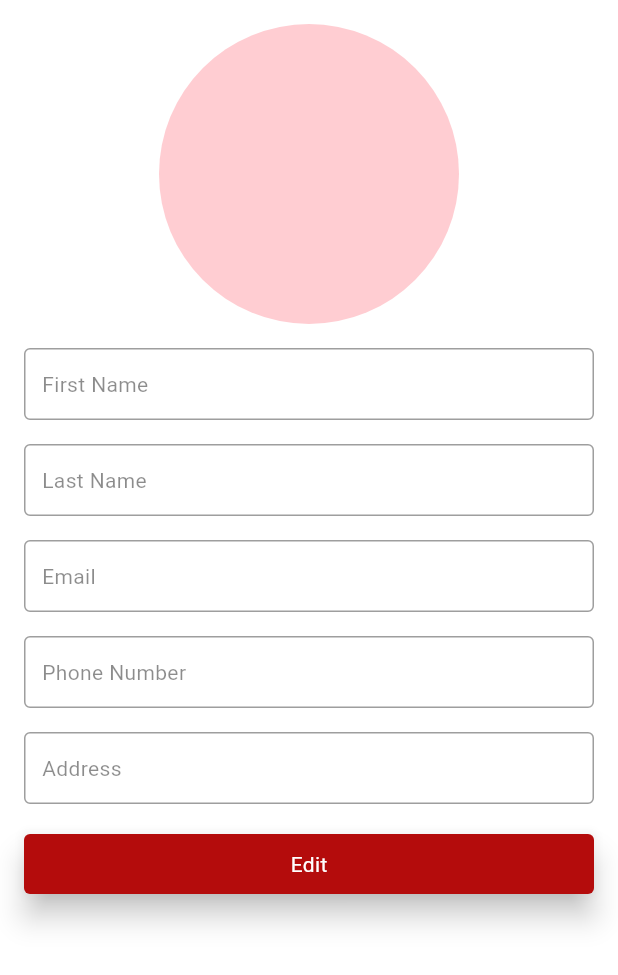
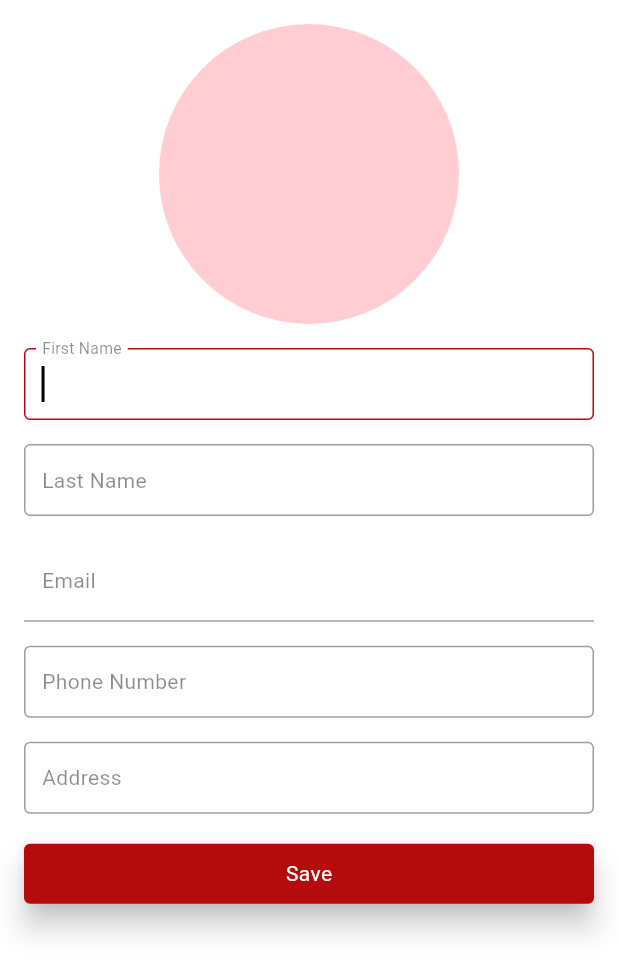
Before and after one commit to HeshanSandeepa/event_planner, a Flutter app: the ProfilePage screen opened by its route, on a phone screen of 412 x 824 dp. Shown: the top 975 px of the screen. Run offline on Flutter 3.47's test engine with Material 3 defaults, Android fonts, the phone set to English and light mode, and no system bars; our stand-ins replace bloc, dio, envied, equatable, firebase_auth, firebase_core and 7 more; accounts and stored records are empty; generated files the repository leaves out were written again; network calls fail.

Commit message:
proceed UI posts

```diff
--- a/lib/src/core/theme/theme.dart
+++ b/lib/src/core/theme/theme.dart
@@ -120,7 +120,7 @@ final class EventTheme {
           ),
         ),
       ),
-      iconTheme: const IconThemeData(size: 24.0),
+      iconTheme: const IconThemeData(size: 44.0),
       inputDecorationTheme: InputDecorationTheme(
         contentPadding: const EdgeInsets.all(8),
         filled: true,
--- a/lib/src/core/utils/strings.dart
+++ b/lib/src/core/utils/strings.dart
@@ -2,6 +2,7 @@ abstract final class Strings {
   static const title = 'Event Planner';
   static const next = "Next";
   static const back = "Back";
+  static const logOut = "LogOut";
 
   // login
   static const hintEmail = 'Email';
@@ -28,7 +29,6 @@ abstract final class Strings {
   static const hintAddress = 'Address';
 
   // home
-
   static const tabHome = "Home";
   static const tabProfile = "Profile";
   static const eventNameHolder = "Event Name";
@@ -42,6 +42,8 @@ abstract final class Strings {
   // comments
   static const postComments = "Post Comments";
 
+  // update
+  static const save = 'Save';
 
   //errors
   static const invalidEmail = "Invalid Email";
--- a/lib/src/core/utils/validator.dart
+++ b/lib/src/core/utils/validator.dart
@@ -25,7 +25,7 @@ final class Validator {
   }
 
   static isValidPhoneNumber(String phoneNumber) {
-    final phoneRegExp = RegExp(r'^\+947\d{9}$');
+    final phoneRegExp = RegExp(r'^947\d{8,9}$');
     return phoneRegExp.hasMatch(phoneNumber);
   }
 }
--- a/lib/src/features/auth/data/data_sources/firebase_data_source_impl.dart
+++ b/lib/src/features/auth/data/data_sources/firebase_data_source_impl.dart
@@ -52,12 +52,13 @@ class FirebaseDataSourceImpl implements FirebaseDataSource {
   Future<UserModel?> getCurrentUser() async {
     try {
       final user = _firebaseAuth.currentUser;
+
       return user != null
           ? UserModel(
               uid: user.uid,
               email: user.email,
               firstName: user.displayName,
-            lastName: user.displayName,
+              lastName: '',
               photoUrl: user.photoURL,
               contactNumber: user.phoneNumber,
             )
--- a/lib/src/features/auth/presentation/profile_page.dart
+++ b/lib/src/features/auth/presentation/profile_page.dart
@@ -1,11 +1,13 @@
 import 'dart:io';
 
 import 'package:flutter/material.dart';
+import 'package:flutter/services.dart';
 import 'package:flutter_bloc/flutter_bloc.dart';
 import 'package:event_planner/src/features/auth/presentation/bloc/profile_bloc.dart';
 
 import '../../../core/router/app_route_enum.dart';
 import '../../../core/utils/strings.dart';
+import '../../../core/utils/validator.dart';
 import '../../../shared/camera/presentation/camera_bloc.dart';
 
 class ProfilePage extends StatefulWidget {
@@ -47,10 +49,26 @@ class _ProfilePageState extends State<ProfilePage> {
     BlocProvider.of<CameraBloc>(context).add(TakePhotoEvent());
   }
 
+  _updateInfo() {
+    FocusManager.instance.primaryFocus?.unfocus();
+    if (!_formKey.currentState!.validate()) {
+      return;
+    }
+    BlocProvider.of<ProfileBloc>(context).add(
+      UpdateProfile(
+        firstName: _firstNameController.text.trim(),
+        lastName: _lastNameController.text.trim(),
+        contactNumber: _phoneNumberController.text.trim(),
+        address: _addressController.text.trim(),
+      ),
+    );
+  }
+
   @override
   Widget build(BuildContext context) {
     return Scaffold(
-      body: BlocConsumer<ProfileBloc, ProfileState>(
+      body: SingleChildScrollView(
+        child: BlocConsumer<ProfileBloc, ProfileState>(
           listener: (context, state) {
             if (state is ProfileUpdated) {
               editEnabled = false;
@@ -100,16 +118,25 @@ class _ProfilePageState extends State<ProfilePage> {
                                       radius: 100,
                                       backgroundImage: Image.file(
                                         File(imagePath!),
-                                      width: 200,
-                                      height: 200,
+                                        width: 100,
+                                        height: 100,
                                         fit: BoxFit.cover,
                                       ).image,
                                     ),
-                                  IconButton(
+                                    Positioned(
+                                      top: 0,
+                                      bottom: 0,
+                                      left: 0,
+                                      right: 0,
+                                      child: Center(
+                                        child: IconButton(
                                           onPressed: () {
                                             _takePicture();
                                           },
-                                    icon: const Icon(Icons.camera_alt_outlined),
+                                          icon: const Icon(
+                                              Icons.camera_alt_outlined),
+                                        ),
+                                      ),
                                     ),
                                   ],
                                 ),
@@ -117,54 +144,83 @@ class _ProfilePageState extends State<ProfilePage> {
                       ),
                     ),
                     const SizedBox(height: 16),
-                  TextField(
+                    TextFormField(
+                      autofocus: true,
                       controller: _firstNameController,
-                    decoration:
-                        const InputDecoration(labelText: Strings.hintFirstName),
+                      keyboardType: TextInputType.text,
+                      decoration: const InputDecoration(
+                          labelText: Strings.hintFirstName),
+                      inputFormatters: [LengthLimitingTextInputFormatter(10)],
+                      validator: (value) {
+                        if (value == null || value.isEmpty) {
+                          return Strings.invalidText;
+                        }
+                        if (!Validator.isValidText(value)) {
+                          return Strings.invalidText;
+                        }
+                        return null;
+                      },
                     ),
                     const SizedBox(height: 16),
-                  TextField(
+                    TextFormField(
                       controller: _lastNameController,
-                    decoration:
-                        const InputDecoration(labelText: Strings.hintLastName),
+                      keyboardType: TextInputType.text,
+                      inputFormatters: [LengthLimitingTextInputFormatter(10)],
+                      validator: (value) {
+                        if (value == null || value.isEmpty) {
+                          return Strings.invalidText;
+                        }
+                        if (!Validator.isValidText(value)) {
+                          return Strings.invalidText;
+                        }
+                        return null;
+                      },
+                      decoration: const InputDecoration(
+                          labelText: Strings.hintLastName),
                     ),
                     const SizedBox(height: 16),
-                  TextField(
+                    TextFormField(
+                      enabled: false,
                       controller: _emailController,
                       decoration:
                           const InputDecoration(labelText: Strings.hintEmail),
                     ),
                     const SizedBox(height: 16),
-                  TextField(
+                    TextFormField(
                       controller: _phoneNumberController,
+                      keyboardType: TextInputType.phone,
+                      inputFormatters: [LengthLimitingTextInputFormatter(12)],
                       decoration:
                           const InputDecoration(labelText: Strings.hintPhone),
+                      validator: (value) {
+                        if (value == null || value.isEmpty) {
+                          return Strings.invalidPhone;
+                        }
+                        if (!Validator.isValidPhoneNumber(value)) {
+                          return Strings.invalidPhone;
+                        }
+                        return null;
+                      },
                     ),
                     const SizedBox(height: 16),
-                  TextField(
+                    TextFormField(
                       controller: _addressController,
+                      keyboardType: TextInputType.text,
                       decoration:
                           const InputDecoration(labelText: Strings.hintAddress),
+                      validator: (value) {
+                        if (value == null || value.isEmpty) {
+                          return Strings.invalidText;
+                        }
+                        return null;
+                      },
                     ),
                     const SizedBox(height: 16),
                     ElevatedButton(
                       onPressed: () {
-                      if (editEnabled) {
-                        BlocProvider.of<ProfileBloc>(context).add(
-                          UpdateProfile(
-                            firstName: _firstNameController.text.trim(),
-                            lastName: _lastNameController.text.trim(),
-                            contactNumber: _phoneNumberController.text.trim(),
-                            address: _addressController.text.trim(),
-                          ),
-                        );
-                      } else {
-                        setState(() {
-                          editEnabled = true;
-                        });
-                      }
+                        _updateInfo();
                       },
-                    child: Text(editEnabled ? 'Save' : 'Edit'),
+                      child: const Text(Strings.save),
                     ),
                   ],
                 ),
@@ -172,6 +228,7 @@ class _ProfilePageState extends State<ProfilePage> {
             );
           },
         ),
+      ),
     );
   }
 }
--- a/lib/src/features/events/presentation/event_home_page.dart
+++ b/lib/src/features/events/presentation/event_home_page.dart
@@ -55,8 +55,7 @@ class _EventHomePageState extends State<EventHomePage> {
               },
               builder: (context, state) {
                 if (state is PhotoLoading) {
-                  return const Expanded(
-                      child: LoadingView(strokeColor: Colors.black));
+                  return const Center(child: LoadingView(strokeColor: Colors.black));
                 }
                 if (state is PhotoError) {
                   return NoticeView(notice: state.message);
```
Also changed, not shown: lib/src/features/auth/presentation/info_page.dart (+5 -2 lines), lib/src/features/auth/presentation/login_page.dart (+4 -6 lines), lib/src/shared/presentation/home_page.dart (+9 -0 lines), lib/src/shared/widgets/drawer_view.dart (+21 -6 lines). Lines whose indentation alone changed are shown as unchanged.
